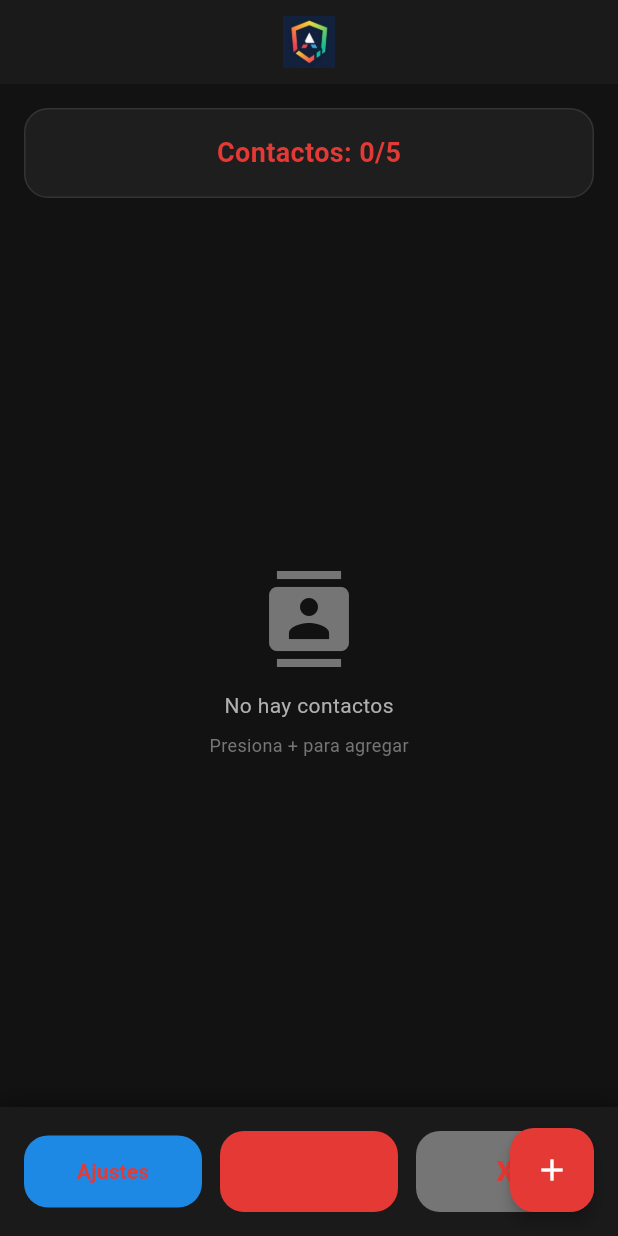
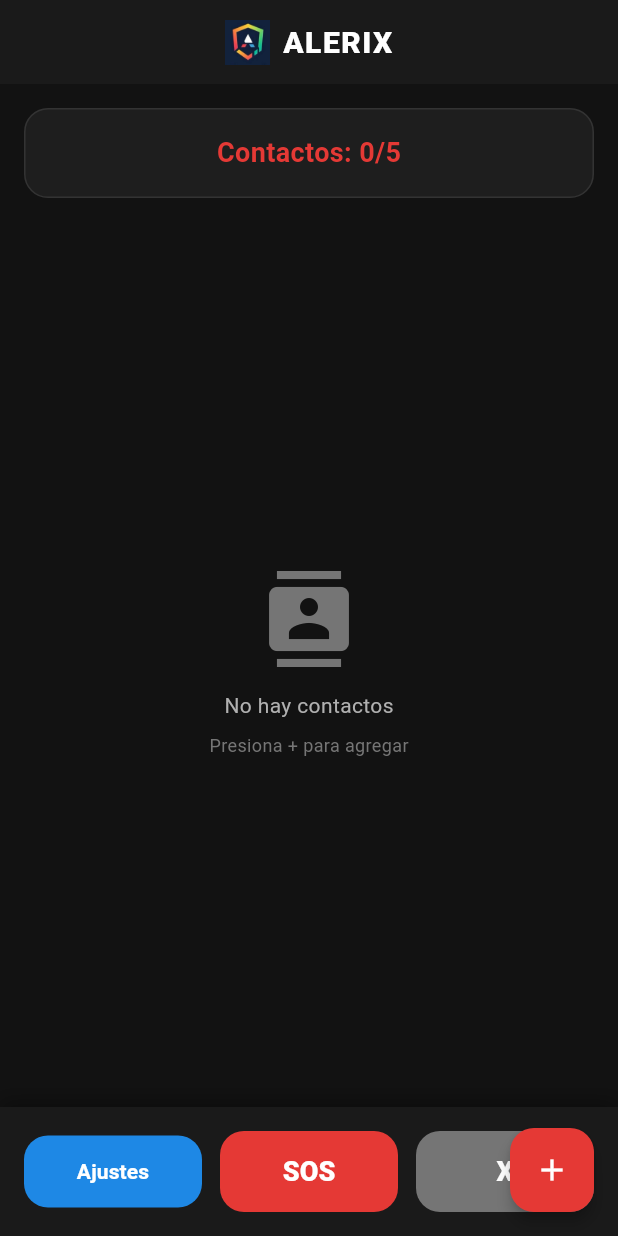
Before and after one commit to Cesardat/alerix_app, a Flutter app: the MainScreen screen opened directly, on a phone screen of 412 x 824 dp. Run offline on Flutter 3.47's test engine with Material 3 defaults, Android fonts, the phone set to English and light mode, and no system bars; our stand-ins replace audioplayers, flutter_local_notifications, geolocator, shared_preferences; accounts and stored records are empty.

Commit message:
UX Desig 2

```diff
--- a/lib/main.dart
+++ b/lib/main.dart
@@ -123,6 +123,7 @@ class AlerixApp extends StatelessWidget {
         elevatedButtonTheme: ElevatedButtonThemeData(
           style: ElevatedButton.styleFrom(
             elevation: 0,
+            foregroundColor: Colors.white, // Texto blanco en todos los botones
             shape: RoundedRectangleBorder(
               borderRadius: BorderRadius.circular(16),
             ),
@@ -429,6 +430,7 @@ class _LoginScreenState extends State<LoginScreen> {
                     onPressed: _isLoading ? null : _login,
                     style: ElevatedButton.styleFrom(
                       backgroundColor: const Color(0xFFE53935),
+                      foregroundColor: Colors.white,
                       shape: RoundedRectangleBorder(
                         borderRadius: BorderRadius.circular(16),
                       ),
@@ -561,6 +563,9 @@ class _MainScreenState extends State<MainScreen> {
         barrierDismissible: false,
         builder: (context) => AlertDialog(
           backgroundColor: const Color(0xFF1E1E1E),
+          shape: RoundedRectangleBorder(
+            borderRadius: BorderRadius.circular(20),
+          ),
           content: Column(
             mainAxisSize: MainAxisSize.min,
             children: [
@@ -619,18 +624,26 @@ class _MainScreenState extends State<MainScreen> {
   Widget build(BuildContext context) {
     return Scaffold(
       appBar: AppBar(
-        title: Image.asset(
-          'assets/images/logo.png',
-          height: 35,
-          errorBuilder: (context, error, stackTrace) {
-            return const Text(
+        title: Row(
+          mainAxisAlignment: MainAxisAlignment.center,
+          children: [
+            Image.asset(
+              'assets/images/logo.png',
+              height: 30,
+              errorBuilder: (context, error, stackTrace) {
+                return const SizedBox.shrink();
+              },
+            ),
+            const SizedBox(width: 8),
+            const Text(
               'ALERIX',
               style: TextStyle(
-                fontWeight: FontWeight.w700,
-                color: Colors.white,
+                fontWeight: FontWeight.w800,
+                fontSize: 20,
+                letterSpacing: 1,
               ),
-            );
-          },
+            ),
+          ],
         ),
         backgroundColor: const Color(0xFF1A1A1A),
         centerTitle: true,
@@ -732,6 +745,7 @@ class _MainScreenState extends State<MainScreen> {
                     onPressed: () => Navigator.push(context, MaterialPageRoute(builder: (_) => const AlarmConfigScreen())),
                     style: ElevatedButton.styleFrom(
                       backgroundColor: const Color(0xFF1E88E5),
+                      foregroundColor: Colors.white,
                       shape: RoundedRectangleBorder(
                         borderRadius: BorderRadius.circular(16),
                       ),
@@ -751,6 +765,7 @@ class _MainScreenState extends State<MainScreen> {
                     onPressed: _isSosPressed ? null : _triggerEmergency,
                     style: ElevatedButton.styleFrom(
                       backgroundColor: const Color(0xFFE53935),
+                      foregroundColor: Colors.white,
                       shape: RoundedRectangleBorder(
                         borderRadius: BorderRadius.circular(16),
                       ),
@@ -779,6 +794,7 @@ class _MainScreenState extends State<MainScreen> {
                     onPressed: _cancelAlarm,
                     style: ElevatedButton.styleFrom(
                       backgroundColor: const Color(0xFF757575),
+                      foregroundColor: Colors.white,
                       shape: RoundedRectangleBorder(
                         borderRadius: BorderRadius.circular(16),
                       ),
@@ -871,6 +887,7 @@ class _MainScreenState extends State<MainScreen> {
             },
             style: ElevatedButton.styleFrom(
               backgroundColor: const Color(0xFFE53935),
+              foregroundColor: Colors.white,
               shape: RoundedRectangleBorder(
                 borderRadius: BorderRadius.circular(12),
               ),
```
